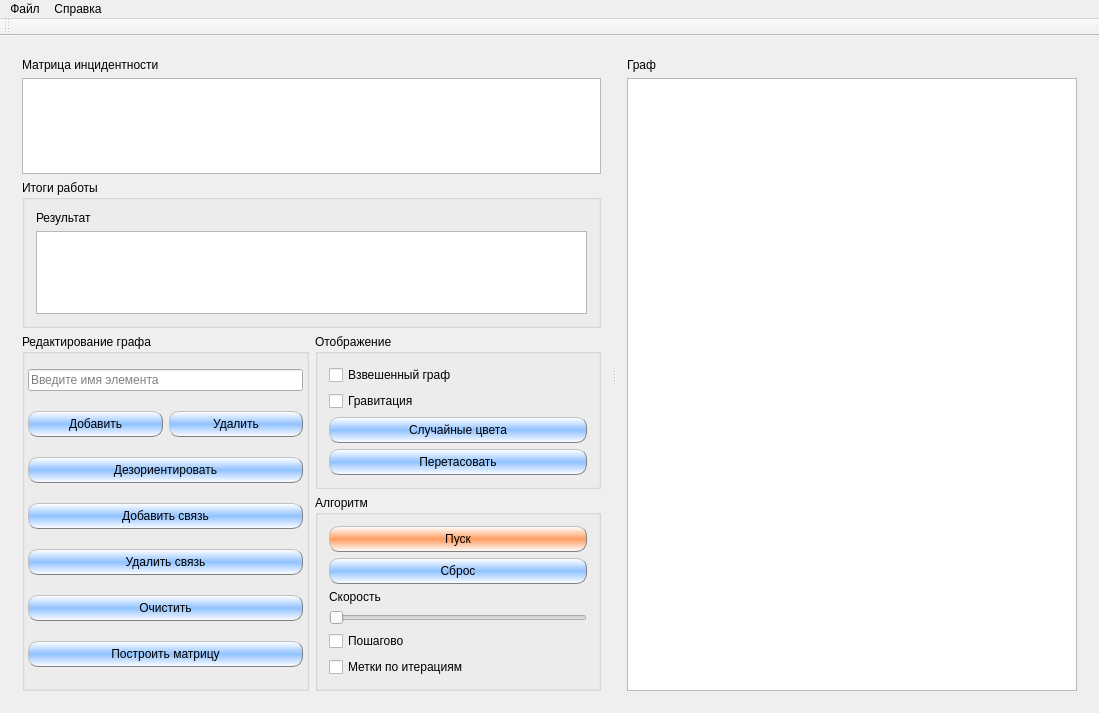
This is Algorithms/L3/mainwindow.ui in SqrtMinusOne/SEM3_LABS as Qt 5 draws it before an edit. The edited form follows.
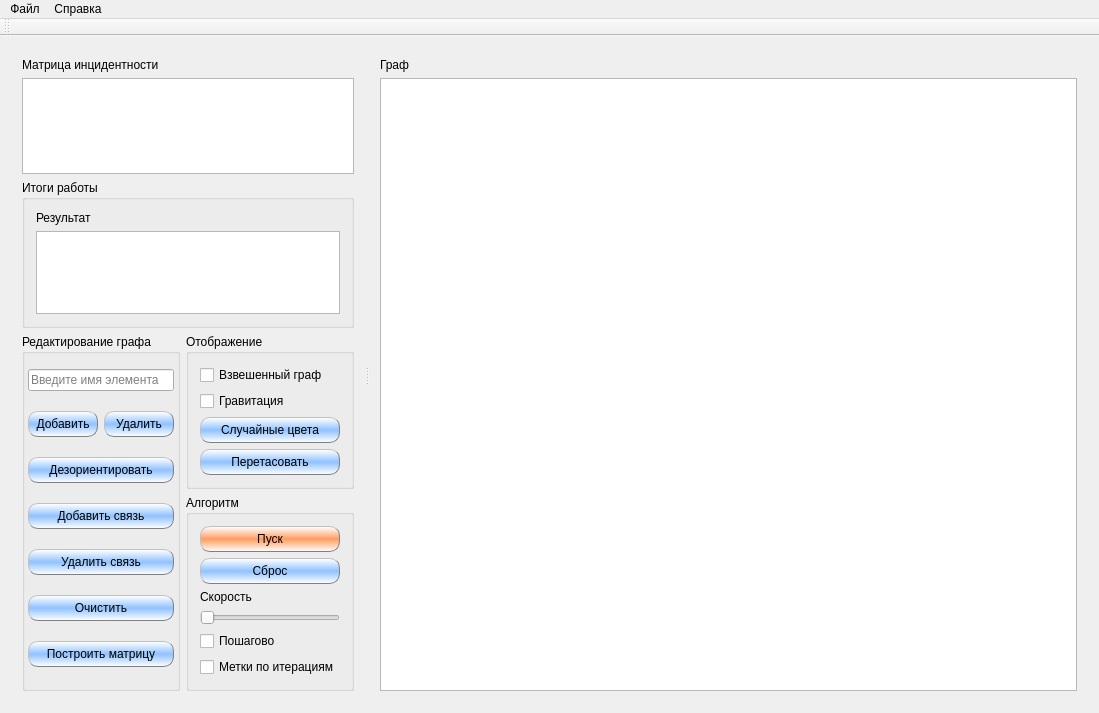
This is the edited form.

Commit message: Fixed splitter once again

```diff
--- a/Algorithms/L3/mainwindow.ui
+++ b/Algorithms/L3/mainwindow.ui
@@ -32,6 +32,12 @@
    <layout class="QHBoxLayout" name="horizontalLayout">
     <item>
      <widget class="QSplitter" name="MainSplitter">
+      <property name="sizePolicy">
+       <sizepolicy hsizetype="Expanding" vsizetype="Preferred">
+        <horstretch>2</horstretch>
+        <verstretch>0</verstretch>
+       </sizepolicy>
+      </property>
       <property name="orientation">
        <enum>Qt::Horizontal</enum>
       </property>
@@ -330,6 +336,12 @@
        </layout>
       </widget>
       <widget class="QWidget" name="rightSide" native="true">
+       <property name="sizePolicy">
+        <sizepolicy hsizetype="Preferred" vsizetype="Preferred">
+         <horstretch>5</horstretch>
+         <verstretch>0</verstretch>
+        </sizepolicy>
+       </property>
        <layout class="QVBoxLayout" name="graphLayout" stretch="0,0">
         <item>
          <widget class="QLabel" name="label_3">
```
The commit also changes 1 other file.
